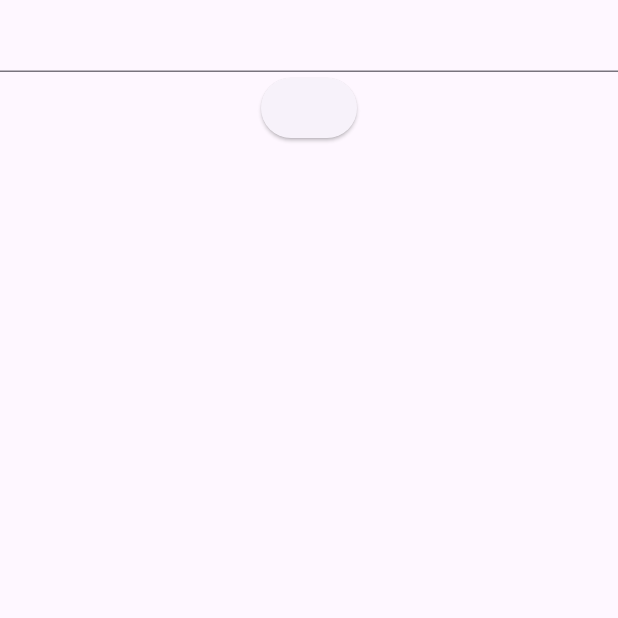
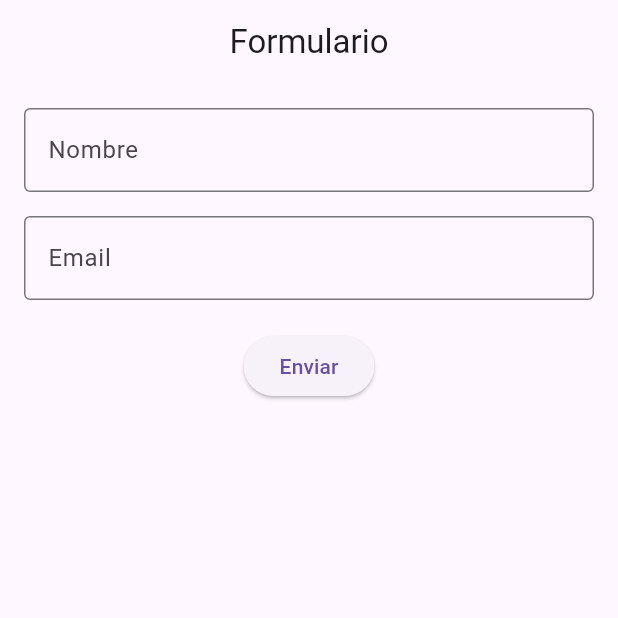
Before and after one commit to SamirL0912/Bloc-cubit, a Flutter app: the screen it shows after launch, on a phone screen of 412 x 824 dp, the top half of it. Run offline on Flutter 3.47's test engine with Material 3 defaults, Android fonts, the phone set to English and light mode, and no system bars; our stand-ins replace bloc.

Commit message:
vistas no completas

```diff
--- a/formulario/lib/main.dart
+++ b/formulario/lib/main.dart
@@ -1,6 +1,5 @@
 import 'package:flutter/material.dart';
 import 'package:formulario/presentation/views/initial_view.dart';
-
 
 void main() {
   runApp(const MyApp());
@@ -12,7 +11,8 @@ class MyApp extends StatelessWidget {
   @override
   Widget build(BuildContext context) {
     return MaterialApp(
-      home: Inicial(),
+      debugShowCheckedModeBanner: false,
+      home: const Inicial(),
     );
   }
 }
--- a/formulario/lib/presentation/views/initial_view.dart
+++ b/formulario/lib/presentation/views/initial_view.dart
@@ -1,18 +1,39 @@
 import 'package:flutter/material.dart';
 
 class Inicial extends StatelessWidget {
-  const Inicial({
-    super.key,
-  });
+  const Inicial({super.key});
 
   @override
   Widget build(BuildContext context) {
     return Scaffold(
-      body: Column(
-        children: [
-          TextField(),
-          ElevatedButton(onPressed: (){}, child: Text(''))
-        ],
+      appBar: AppBar(
+      title: const Text("Formulario"),
+      centerTitle: true),
+      body: Padding(
+        padding: const EdgeInsets.all(16),
+        child: Column(
+          children: [
+            TextField(
+              decoration: const InputDecoration(
+                labelText: "Nombre",
+                border: OutlineInputBorder(),
+              ),
+            ),
+            const SizedBox(height: 16),
+            TextField(
+              decoration: const InputDecoration(
+                labelText: "Email",
+                border: OutlineInputBorder(),
+              ),
+            ),
+            const SizedBox(height: 20),
+            ElevatedButton(
+              onPressed: () {
+              },
+              child: const Text("Enviar"),
+            ),
+          ],
+        ),
       ),
     );
   }
```
Also changed, not shown: formulario/lib/presentation/views/failure_view.dart (added), formulario/lib/presentation/views/loading_view.dart (added), formulario/lib/presentation/views/success_view.dart (added).
